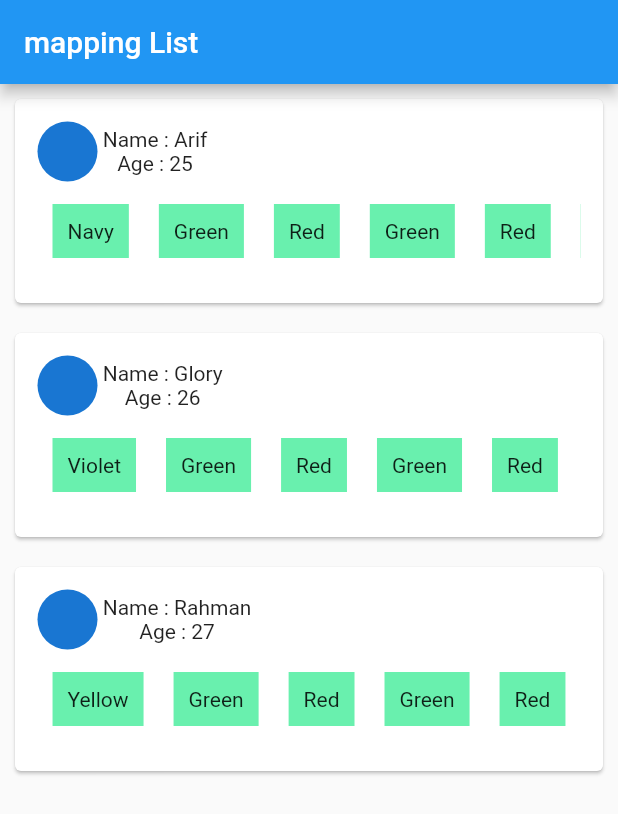
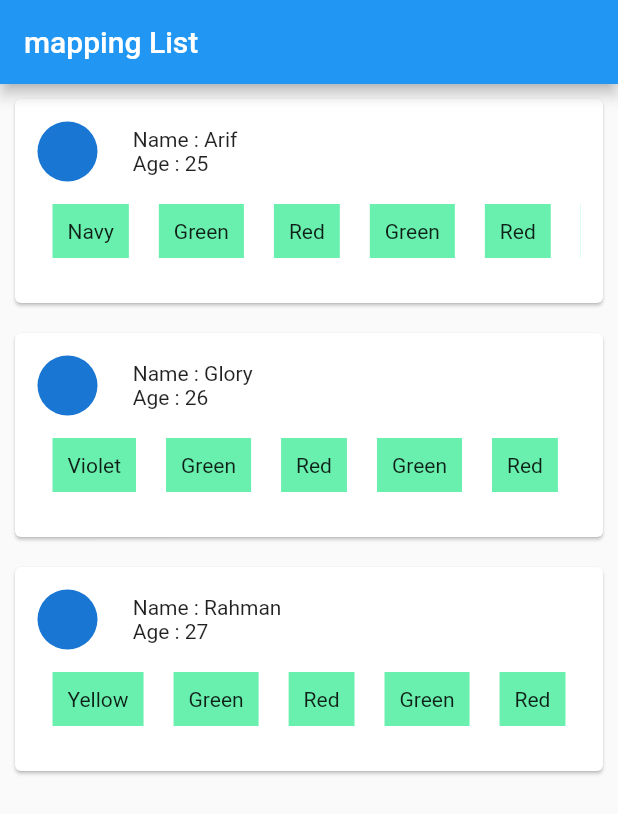
Before and after one commit to ArifGlory/SeriesBelajarFlutter, a Flutter app: the screen it shows after launch, on a phone screen of 412 x 824 dp. Shown: the top 814 px of the screen. Run offline on Flutter 3.47's test engine with Material 2 defaults, Android fonts, the phone set to English and light mode, and no system bars; our stand-ins replace faker.

Commit message:
belajar mapping list

```diff
--- a/lib/main.dart
+++ b/lib/main.dart
@@ -52,7 +52,11 @@ class _MyAppState extends State<MyApp> {
                     Row(
                       children: [
                         CircleAvatar(),
+                        SizedBox(
+                          width: 20,
+                        ),
                         Column(
+                          crossAxisAlignment: CrossAxisAlignment.start,
                           children: [
                             Text(" Name : ${data['Name']}"),
                             Text(" Age : ${data['Age']}"),
```
